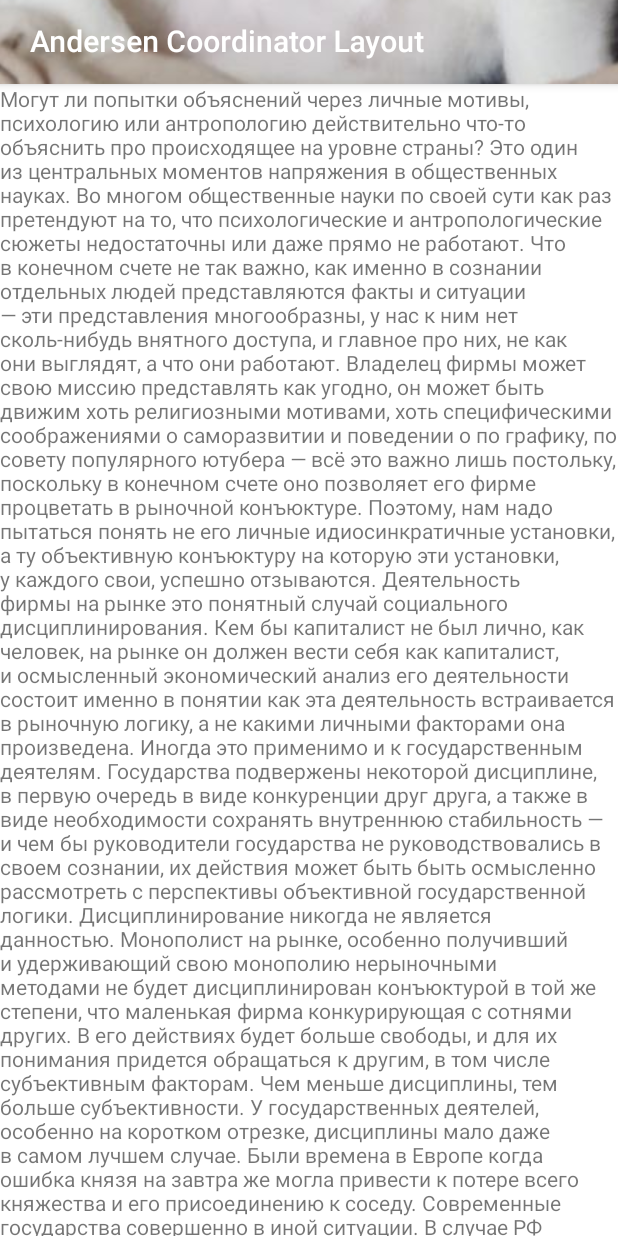
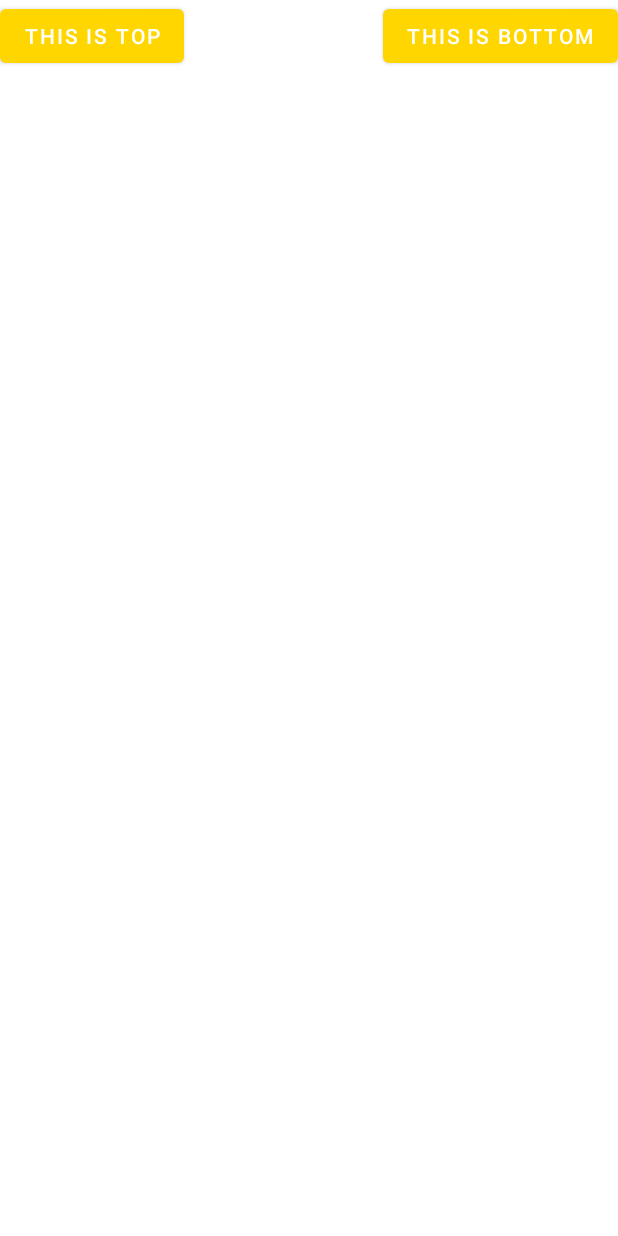
Before and after one commit to Ridje/CoordinatorLayoutDEMO, an Android app: the screen it shows after launch (MainActivity), on a phone screen of 412 x 824 dp. Run offline under Robolectric (Android 15) with nearby library versions, the phone set to English and light mode, and no system bars; our stand-ins replace navigation-ui.

Commit message:
Added custom beh.

```diff
--- a/app/build.gradle
+++ b/app/build.gradle
@@ -39,7 +39,6 @@ dependencies {
 
     implementation 'androidx.core:core-ktx:1.7.0'
     implementation 'androidx.appcompat:appcompat:1.5.1'
-    implementation 'com.google.android.material:material:1.7.0'
     implementation 'androidx.constraintlayout:constraintlayout:2.1.4'
     implementation 'androidx.navigation:navigation-fragment-ktx:2.5.3'
     implementation 'androidx.navigation:navigation-ui-ktx:2.5.3'
@@ -48,4 +47,6 @@ dependencies {
     androidTestImplementation 'androidx.test.espresso:espresso-core:3.4.0'
 
     implementation "androidx.coordinatorlayout:coordinatorlayout:1.2.0"
+    implementation 'com.google.android.material:material:1.7.0'
+
 }
--- /dev/null
+++ b/app/src/main/java/com/kis/coordinatorlayoutdemo/AnotherBehavior.kt
@@ -0,0 +1,36 @@
+package com.kis.coordinatorlayoutdemo
+
+import android.content.Context
+import android.util.AttributeSet
+import android.view.View
+import android.view.View.MeasureSpec
+import android.widget.Button
+import androidx.coordinatorlayout.widget.CoordinatorLayout
+
+
+class AnotherBehavior @JvmOverloads constructor(
+    context: Context, attrs: AttributeSet,
+): CoordinatorLayout.Behavior<Button>(context, attrs) {
+    private val mMinWidth = 500
+    override fun onMeasureChild(
+        parent: CoordinatorLayout,
+        child: Button,
+        parentWidthMeasureSpec: Int,
+        widthUsed: Int,
+        parentHeightMeasureSpec: Int,
+        heightUsed: Int,
+    ): Boolean {
+        var widthMode = MeasureSpec.getMode(parentWidthMeasureSpec)
+        var width = MeasureSpec.getSize(parentWidthMeasureSpec)
+
+        if (widthMode == MeasureSpec.UNSPECIFIED || width < mMinWidth) {
+
+            parent.onMeasureChild(child,
+                MeasureSpec.makeMeasureSpec(0, widthMode), widthUsed,
+                parentHeightMeasureSpec, heightUsed);
+            return true
+        }
+
+        return false
+    }
+}
--- a/app/src/main/java/com/kis/coordinatorlayoutdemo/FirstFragment.kt
+++ b/app/src/main/java/com/kis/coordinatorlayoutdemo/FirstFragment.kt
@@ -5,7 +5,9 @@ import androidx.fragment.app.Fragment
 import android.view.LayoutInflater
 import android.view.View
 import android.view.ViewGroup
+import android.widget.Toast
 import androidx.appcompat.app.AppCompatActivity
+import androidx.core.view.updateLayoutParams
 import androidx.navigation.fragment.findNavController
 import com.kis.coordinatorlayoutdemo.databinding.FragmentFirstBinding
 
@@ -26,7 +28,18 @@ class FirstFragment : Fragment() {
     ): View {
 
         _binding = FragmentFirstBinding.inflate(inflater, container, false)
-        (requireActivity() as AppCompatActivity).setSupportActionBar(binding.toolbar)
+
+        binding.button1.setOnClickListener {
+            binding.container.updateLayoutParams {
+                width = 400
+            }
+        }
+        binding.button2.setOnClickListener {
+            binding.container.updateLayoutParams {
+                width = 1200
+            }
+        }
+
         return binding.root
 
     }
--- a/app/src/main/res/layout/fragment_first.xml
+++ b/app/src/main/res/layout/fragment_first.xml
@@ -1,58 +1,22 @@
 <?xml version="1.0" encoding="utf-8"?>
 <androidx.coordinatorlayout.widget.CoordinatorLayout xmlns:android="http://schemas.android.com/apk/res/android"
+    android:id="@+id/container"
     xmlns:app="http://schemas.android.com/apk/res-auto"
     xmlns:tools="http://schemas.android.com/tools"
     android:layout_width="match_parent"
-    android:layout_height="match_parent"
+    android:layout_height="wrap_content"
     tools:context=".FirstFragment">
-
-    <com.google.android.material.appbar.AppBarLayout
-        android:layout_width="match_parent"
-        android:layout_height="400dp"
-        app:expanded="false">
-
-        <com.google.android.material.appbar.CollapsingToolbarLayout
-            android:layout_width="match_parent"
-            android:layout_height="400dp"
-            android:theme="@style/ThemeOverlay.AppCompat.Dark.ActionBar"
-            app:layout_scrollFlags="scroll|exitUntilCollapsed"
-            app:expandedTitleGravity="top"
-            app:title="@string/first_fragment_label">
-
-            <ImageView
-                android:id="@+id/toolbar_image_view"
-                android:layout_width="match_parent"
-                android:layout_height="wrap_content"
-                android:adjustViewBounds="true"
-                android:fitsSystemWindows="true"
-                android:scaleType="center"
-                android:src="@drawable/cat"
-                app:layout_collapseMode="pin" />
-
-            <androidx.appcompat.widget.Toolbar
-                android:id="@+id/toolbar"
-                android:layout_width="match_parent"
-                android:layout_height="?actionBarSize"
-                app:layout_collapseMode="parallax"
-                app:popupTheme="@style/Theme.CoordinatorLayoutDEMO.PopupOverlay" />
-        </com.google.android.material.appbar.CollapsingToolbarLayout>
-
-
-    </com.google.android.material.appbar.AppBarLayout>
-
-    <androidx.core.widget.NestedScrollView
-        android:layout_width="match_parent"
+    <Button
+        android:id="@+id/button_1"
+        android:layout_width="wrap_content"
         android:layout_height="wrap_content"
-        app:layout_behavior="com.google.android.material.appbar.AppBarLayout$ScrollingViewBehavior">
-
-        <TextView
-            android:id="@+id/textview_first"
-            android:layout_width="match_parent"
-            android:layout_height="match_parent"
-            android:text="@string/hello_andersen"
-            app:layout_constraintBottom_toBottomOf="parent"
-            app:layout_constraintEnd_toEndOf="parent"
-            app:layout_constraintStart_toStartOf="parent"
-            app:layout_constraintTop_toTopOf="parent" />
-    </androidx.core.widget.NestedScrollView>
+        android:layout_gravity="start"
+        android:text="THIS IS TOP"
+        app:layout_behavior=".AnotherBehavior"/>
+    <Button
+        android:id="@+id/button_2"
+        android:layout_width="wrap_content"
+        android:layout_height="wrap_content"
+        android:layout_gravity="end"
+        android:text="THIS IS BOTTOM" />
 </androidx.coordinatorlayout.widget.CoordinatorLayout>
```
